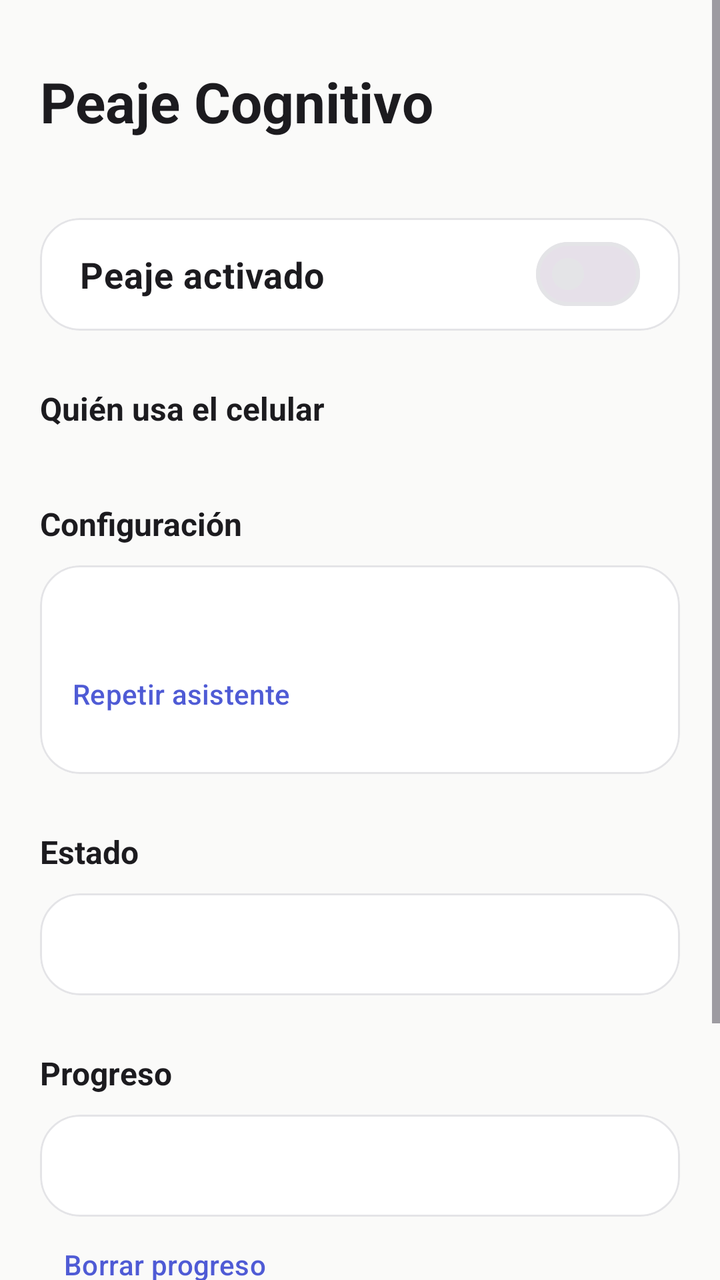
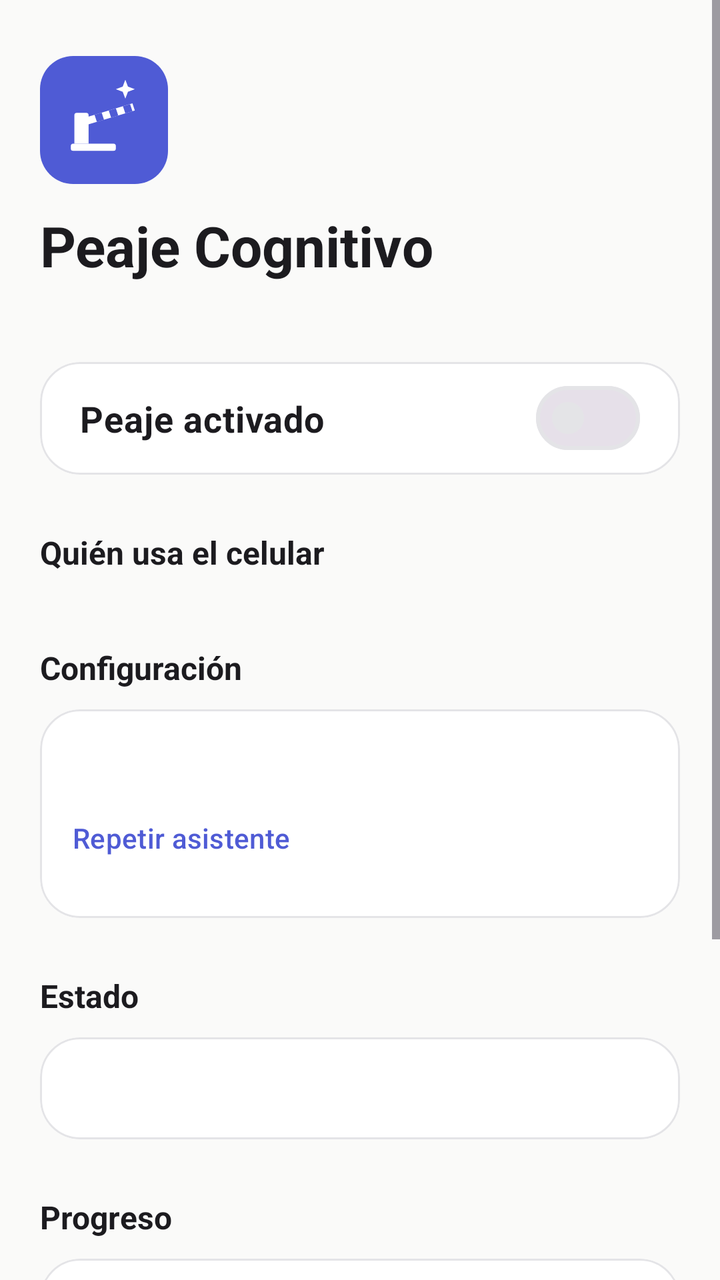

Screens rendered from an Android XML layout before and after an edit, with the pre-edit source and the edit as a unified diff.
<!-- AndroidManifest.xml: application theme Theme.PeajeCognitivo -->
<!-- res/layout/activity_main.xml -->
<?xml version="1.0" encoding="utf-8"?>
<ScrollView xmlns:android="http://schemas.android.com/apk/res/android"
    xmlns:app="http://schemas.android.com/apk/res-auto"
    android:layout_width="match_parent"
    android:layout_height="match_parent"
    android:background="@color/background"
    android:fillViewport="true">

    <LinearLayout
        android:layout_width="match_parent"
        android:layout_height="wrap_content"
        android:orientation="vertical"
        android:padding="20dp">

        
        <TextView
            android:layout_width="wrap_content"
            android:layout_height="wrap_content"
            android:layout_marginTop="12dp"
            android:text="Peaje Cognitivo"
            android:textColor="@color/text_primary"
            android:textSize="28sp"
            android:textStyle="bold" />

        <TextView
            android:id="@+id/tvVersion"
            android:layout_width="wrap_content"
            android:layout_height="wrap_content"
            android:layout_marginTop="2dp"
            android:layout_marginBottom="20dp"
            android:textColor="@color/text_hint"
            android:textSize="13sp" />

        
        <com.google.android.material.card.MaterialCardView
            style="?attr/materialCardViewOutlinedStyle"
            android:layout_width="match_parent"
            android:layout_height="wrap_content"
            app:cardBackgroundColor="@color/surface"
            app:cardCornerRadius="20dp"
            app:cardElevation="0dp"
            app:strokeColor="@color/outline"
            app:strokeWidth="1dp">

            <com.google.android.material.materialswitch.MaterialSwitch
                android:id="@+id/swActivo"
                android:layout_width="match_parent"
                android:layout_height="wrap_content"
                android:paddingHorizontal="20dp"
                android:paddingVertical="16dp"
                android:text="Peaje activado"
                android:textColor="@color/text_primary"
                android:textSize="18sp"
                android:textStyle="bold" />
        </com.google.android.material.card.MaterialCardView>

        
        <TextView
            style="@style/Text.Section"
            android:layout_width="wrap_content"
            android:layout_height="wrap_content"
            android:layout_marginTop="28dp"
            android:text="Quién usa el celular" />

        <com.google.android.material.chip.ChipGroup
            android:id="@+id/cgNinos"
            android:layout_width="match_parent"
            android:layout_height="wrap_content"
            android:layout_marginTop="8dp"
            app:selectionRequired="true"
            app:singleSelection="true" />

        
        <TextView
            style="@style/Text.Section"
            android:layout_width="wrap_content"
            android:layout_height="wrap_content"
            android:layout_marginTop="28dp"
            android:text="Configuración" />

        <com.google.android.material.card.MaterialCardView
            style="?attr/materialCardViewOutlinedStyle"
            android:layout_width="match_parent"
            android:layout_height="wrap_content"
            android:layout_marginTop="10dp"
            app:cardBackgroundColor="@color/surface"
            app:cardCornerRadius="20dp"
            app:cardElevation="0dp"
            app:strokeColor="@color/outline"
            app:strokeWidth="1dp">

            <LinearLayout
                android:layout_width="match_parent"
                android:layout_height="wrap_content"
                android:orientation="vertical"
                android:padding="16dp">

                <TextView
                    android:id="@+id/tvResumen"
                    android:layout_width="match_parent"
                    android:layout_height="wrap_content"
                    android:lineSpacingMultiplier="1.3"
                    android:textColor="@color/text_primary"
                    android:textSize="15sp" />

                <com.google.android.material.button.MaterialButton
                    android:id="@+id/btnAsistente"
                    style="@style/Widget.Material3.Button.TextButton"
                    android:layout_width="wrap_content"
                    android:layout_height="wrap_content"
                    android:layout_marginStart="-12dp"
                    android:layout_marginTop="4dp"
                    android:text="Repetir asistente" />
            </LinearLayout>
        </com.google.android.material.card.MaterialCardView>

        
        <TextView
            style="@style/Text.Section"
            android:layout_width="wrap_content"
            android:layout_height="wrap_content"
            android:layout_marginTop="28dp"
            android:text="Estado" />

        <com.google.android.material.card.MaterialCardView
            style="?attr/materialCardViewOutlinedStyle"
            android:layout_width="match_parent"
            android:layout_height="wrap_content"
            android:layout_marginTop="10dp"
            app:cardBackgroundColor="@color/surface"
            app:cardCornerRadius="20dp"
            app:cardElevation="0dp"
            app:strokeColor="@color/outline"
            app:strokeWidth="1dp">

            <TextView
                android:id="@+id/tvEstado"
                android:layout_width="match_parent"
                android:layout_height="wrap_content"
                android:lineSpacingMultiplier="1.25"
                android:padding="16dp"
                android:textColor="@color/text_secondary"
                android:textSize="14sp" />
        </com.google.android.material.card.MaterialCardView>

        
        <TextView
            style="@style/Text.Section"
            android:layout_width="wrap_content"
            android:layout_height="wrap_content"
            android:layout_marginTop="28dp"
            android:text="Progreso" />

        <com.google.android.material.card.MaterialCardView
            style="?attr/materialCardViewOutlinedStyle"
            android:layout_width="match_parent"
            android:layout_height="wrap_content"
            android:layout_marginTop="10dp"
            app:cardBackgroundColor="@color/surface"
            app:cardCornerRadius="20dp"
            app:cardElevation="0dp"
            app:strokeColor="@color/outline"
            app:strokeWidth="1dp">

            <TextView
                android:id="@+id/tvHistorial"
                android:layout_width="match_parent"
                android:layout_height="wrap_content"
                android:lineSpacingMultiplier="1.25"
                android:padding="16dp"
                android:textColor="@color/text_secondary"
                android:textSize="14sp" />
        </com.google.android.material.card.MaterialCardView>

        <com.google.android.material.button.MaterialButton
            android:id="@+id/btnBorrarHistorial"
            style="@style/Widget.Material3.Button.TextButton"
            android:layout_width="wrap_content"
            android:layout_height="wrap_content"
            android:text="Borrar progreso" />

        <com.google.android.material.button.MaterialButton
            android:id="@+id/btnTestOverlay"
            style="@style/Widget.Material3.Button.TonalButton"
            android:layout_width="match_parent"
            android:layout_height="wrap_content"
            android:layout_marginTop="16dp"
            android:minHeight="52dp"
            android:text="Probar ahora" />

        <com.google.android.material.button.MaterialButton
            android:id="@+id/btnMasAjustes"
            style="@style/Widget.Material3.Button.TextButton"
            android:layout_width="match_parent"
            android:layout_height="wrap_content"
            android:layout_marginTop="8dp"
            android:text="Más ajustes" />

        <LinearLayout
            android:id="@+id/llAvanzado"
            android:layout_width="match_parent"
            android:layout_height="wrap_content"
            android:orientation="vertical"
            android:visibility="gone">

        
        <TextView
            style="@style/Text.Section"
            android:layout_width="wrap_content"
            android:layout_height="wrap_content"
            android:layout_marginTop="28dp"
            android:text="Permisos" />

        <com.google.android.material.button.MaterialButton
            android:id="@+id/btnEnableOverlay"
            style="@style/Widget.Material3.Button.OutlinedButton"
            android:layout_width="match_parent"
            android:layout_height="wrap_content"
            android:layout_marginTop="10dp"
            android:minHeight="52dp"
            android:text="Dibujar sobre otras apps" />

        <com.google.android.material.button.MaterialButton
            android:id="@+id/btnUsoPermiso"
            style="@style/Widget.Material3.Button.OutlinedButton"
            android:layout_width="match_parent"
            android:layout_height="wrap_content"
            android:layout_marginTop="8dp"
            android:minHeight="52dp"
            android:text="Acceso a datos de uso" />

        
        <TextView
            style="@style/Text.Section"
            android:layout_width="wrap_content"
            android:layout_height="wrap_content"
            android:layout_marginTop="28dp"
            android:text="Apps vigiladas" />

        <com.google.android.material.chip.ChipGroup
            android:layout_width="match_parent"
            android:layout_height="wrap_content"
            android:layout_marginTop="8dp">

            <com.google.android.material.chip.Chip
                android:id="@+id/chAppYoutube"
                android:layout_width="wrap_content"
                android:layout_height="wrap_content"
                android:checkable="true"
                android:text="YouTube" />

            <com.google.android.material.chip.Chip
                android:id="@+id/chAppYoutubeKids"
                android:layout_width="wrap_content"
                android:layout_height="wrap_content"
                android:checkable="true"
                android:text="YouTube Kids" />

            <com.google.android.material.chip.Chip
                android:id="@+id/chAppTiktok"
                android:layout_width="wrap_content"
                android:layout_height="wrap_content"
                android:checkable="true"
                android:text="TikTok" />

            <com.google.android.material.chip.Chip
                android:id="@+id/chAppInstagram"
                android:layout_width="wrap_content"
                android:layout_height="wrap_content"
                android:checkable="true"
                android:text="Instagram" />
        </com.google.android.material.chip.ChipGroup>

        <TextView
            style="@style/Text.Caption"
            android:layout_width="wrap_content"
            android:layout_height="wrap_content"
            android:layout_marginTop="2dp"
            android:text="El ejercicio aparece sobre las apps marcadas." />

        
        <TextView
            style="@style/Text.Section"
            android:layout_width="wrap_content"
            android:layout_height="wrap_content"
            android:layout_marginTop="28dp"
            android:text="Tiempo entre ejercicios" />

        <LinearLayout
            android:layout_width="match_parent"
            android:layout_height="wrap_content"
            android:layout_marginTop="10dp"
            android:orientation="horizontal">

            <com.google.android.material.textfield.TextInputLayout
                style="?attr/textInputOutlinedStyle"
                android:layout_width="0dp"
                android:layout_height="wrap_content"
                android:layout_weight="1"
                android:hint="Min"
                app:boxCornerRadiusBottomEnd="16dp"
                app:boxCornerRadiusBottomStart="16dp"
                app:boxCornerRadiusTopEnd="16dp"
                app:boxCornerRadiusTopStart="16dp">

                <com.google.android.material.textfield.TextInputEditText
                    android:id="@+id/etMinutes"
                    android:layout_width="match_parent"
                    android:layout_height="wrap_content"
                    android:importantForAutofill="no"
                    android:inputType="number"
                    android:maxLength="3" />
            </com.google.android.material.textfield.TextInputLayout>

            <com.google.android.material.textfield.TextInputLayout
                style="?attr/textInputOutlinedStyle"
                android:layout_width="0dp"
                android:layout_height="wrap_content"
                android:layout_marginStart="8dp"
                android:layout_weight="1"
                android:hint="Seg"
                app:boxCornerRadiusBottomEnd="16dp"
                app:boxCornerRadiusBottomStart="16dp"
                app:boxCornerRadiusTopEnd="16dp"
                app:boxCornerRadiusTopStart="16dp">

                <com.google.android.material.textfield.TextInputEditText
                    android:id="@+id/etSeconds"
                    android:layout_width="match_parent"
                    android:layout_height="wrap_content"
                    android:importantForAutofill="no"
                    android:inputType="number"
                    android:maxLength="2" />
            </com.google.android.material.textfield.TextInputLayout>

            <com.google.android.material.textfield.TextInputLayout
                style="?attr/textInputOutlinedStyle"
                android:layout_width="0dp"
                android:layout_height="wrap_content"
                android:layout_marginStart="8dp"
                android:layout_weight="1.4"
                android:hint="Seguidos"
                app:boxCornerRadiusBottomEnd="16dp"
                app:boxCornerRadiusBottomStart="16dp"
                app:boxCornerRadiusTopEnd="16dp"
                app:boxCornerRadiusTopStart="16dp">

                <com.google.android.material.textfield.TextInputEditText
                    android:id="@+id/etSerie"
                    android:layout_width="match_parent"
                    android:layout_height="wrap_content"
                    android:importantForAutofill="no"
                    android:inputType="number"
                    android:maxLength="2" />
            </com.google.android.material.textfield.TextInputLayout>
        </LinearLayout>

        <com.google.android.material.button.MaterialButton
            android:id="@+id/btnSaveInterval"
            android:layout_width="match_parent"
            android:layout_height="wrap_content"
            android:layout_marginTop="4dp"
            android:minHeight="52dp"
            android:text="Guardar" />

        <TextView
            android:id="@+id/tvIntervalCurrent"
            style="@style/Text.Caption"
            android:layout_width="wrap_content"
            android:layout_height="wrap_content"
            android:layout_marginTop="8dp" />

        <com.google.android.material.materialswitch.MaterialSwitch
            android:id="@+id/swSoloReproduciendo"
            android:layout_width="match_parent"
            android:layout_height="wrap_content"
            android:layout_marginTop="8dp"
            android:text="Contar solo mientras suena audio"
            android:textColor="@color/text_primary"
            android:textSize="15sp" />

        
        <TextView
            style="@style/Text.Section"
            android:layout_width="wrap_content"
            android:layout_height="wrap_content"
            android:layout_marginTop="28dp"
            android:text="Tipos de ejercicio" />

        <com.google.android.material.chip.ChipGroup
            android:layout_width="match_parent"
            android:layout_height="wrap_content"
            android:layout_marginTop="8dp">

            <com.google.android.material.chip.Chip
                android:id="@+id/cbSuma"
                android:layout_width="wrap_content"
                android:layout_height="wrap_content"
                android:checkable="true"
                android:text="Sumas" />

            <com.google.android.material.chip.Chip
                android:id="@+id/cbResta"
                android:layout_width="wrap_content"
                android:layout_height="wrap_content"
                android:checkable="true"
                android:text="Restas" />

            <com.google.android.material.chip.Chip
                android:id="@+id/cbContar"
                android:layout_width="wrap_content"
                android:layout_height="wrap_content"
                android:checkable="true"
                android:text="Contar" />
        </com.google.android.material.chip.ChipGroup>

        
        <com.google.android.material.chip.ChipGroup
            android:id="@+id/cgModulos"
            android:layout_width="match_parent"
            android:layout_height="wrap_content" />

        <TextView
            style="@style/Text.Caption"
            android:layout_width="wrap_content"
            android:layout_height="wrap_content"
            android:layout_marginTop="4dp"
            android:text="Si elegís varios, salen mezclados." />

        
        <TextView
            style="@style/Text.Section"
            android:layout_width="wrap_content"
            android:layout_height="wrap_content"
            android:layout_marginTop="28dp"
            android:text="Dificultad" />

        <com.google.android.material.chip.ChipGroup
            android:id="@+id/cgNivel"
            android:layout_width="match_parent"
            android:layout_height="wrap_content"
            android:layout_marginTop="8dp"
            app:selectionRequired="true"
            app:singleSelection="true">

            <com.google.android.material.chip.Chip
                android:id="@+id/chNivel1"
                android:layout_width="wrap_content"
                android:layout_height="wrap_content"
                android:checkable="true"
                android:text="Fácil" />

            <com.google.android.material.chip.Chip
                android:id="@+id/chNivel2"
                android:layout_width="wrap_content"
                android:layout_height="wrap_content"
                android:checkable="true"
                android:text="Medio" />

            <com.google.android.material.chip.Chip
                android:id="@+id/chNivel3"
                android:layout_width="wrap_content"
                android:layout_height="wrap_content"
                android:checkable="true"
                android:text="Difícil" />
        </com.google.android.material.chip.ChipGroup>

        
        <com.google.android.material.chip.Chip
            android:id="@+id/cbVoz"
            android:layout_width="wrap_content"
            android:layout_height="wrap_content"
            android:layout_marginTop="12dp"
            android:checkable="true"
            android:text="Leer en voz alta" />

        <com.google.android.material.button.MaterialButton
            android:id="@+id/btnQuitarNino"
            style="@style/Widget.Material3.Button.TextButton"
            android:layout_width="wrap_content"
            android:layout_height="wrap_content"
            android:layout_marginTop="16dp"
            android:text="Quitar este niño" />

        
        <com.google.android.material.button.MaterialButton
            android:id="@+id/btnPin"
            style="@style/Widget.Material3.Button.OutlinedButton"
            android:layout_width="match_parent"
            android:layout_height="wrap_content"
            android:layout_marginTop="24dp"
            android:minHeight="52dp"
            android:text="Cambiar PIN de padres" />

        <com.google.android.material.button.MaterialButton
            android:id="@+id/btnModulos"
            style="@style/Widget.Material3.Button.OutlinedButton"
            android:layout_width="match_parent"
            android:layout_height="wrap_content"
            android:layout_marginTop="8dp"
            android:minHeight="52dp"
            android:text="Importar módulos" />

        <com.google.android.material.button.MaterialButton
            android:id="@+id/btnVerRegistro"
            style="@style/Widget.Material3.Button.TextButton"
            android:layout_width="wrap_content"
            android:layout_height="wrap_content"
            android:text="Ver registro (diagnóstico)" />

        <TextView
            style="@style/Text.Caption"
            android:layout_width="match_parent"
            android:layout_height="wrap_content"
            android:layout_marginTop="20dp"
            android:layout_marginBottom="16dp"
            android:lineSpacingMultiplier="1.3"
            android:text="1. Dar los dos permisos\n2. Elegir tiempo y tipos de ejercicio\n3. Abrir YouTube: el ejercicio aparece pasado el tiempo elegido" />

        </LinearLayout>

    </LinearLayout>
</ScrollView>
<!-- resources referenced by this layout -->
<resources>
  <color name="background">#FFFAFAF9</color>
  <color name="outline">#FFE4E4E7</color>
  <color name="surface">#FFFFFFFF</color>
  <color name="text_hint">#FF9A9AA5</color>
  <color name="text_primary">#FF1C1B1F</color>
  <color name="text_secondary">#FF6B6B76</color>
  <style name="Text.Caption" parent="">
          <item name="android:textColor">@color/text_secondary</item>
          <item name="android:textSize">13sp</item>
      </style>
  <style name="Text.Section" parent="">
          <item name="android:textColor">@color/text_primary</item>
          <item name="android:textSize">16sp</item>
          <item name="android:textStyle">bold</item>
      </style>
  <color name="accent">#FF4F5BD5</color>
  <color name="white">#FFFFFFFF</color>
  <color name="accent_container">#FFE6E8FA</color>
  <color name="accent_on_container">#FF2A2F73</color>
  <style name="Widget.Peaje.Chip" parent="Widget.Material3.Chip.Filter">
          <item name="shapeAppearanceOverlay">@style/ShapeAppearance.Peaje.Pill</item>
          <item name="chipMinHeight">40dp</item>
          <item name="chipStrokeColor">@color/outline</item>
          <item name="closeIcon">@drawable/ic_close</item>
      </style>
  <style name="ShapeAppearance.Peaje.Pill" parent="">
          <item name="cornerFamily">rounded</item>
          <item name="cornerSize">50%</item>
      </style>
  <!-- drawable ic_close (drawable) -->
  <vector xmlns:android="http://schemas.android.com/apk/res/android"
      android:width="18dp"
      android:height="18dp"
      android:viewportWidth="24"
      android:viewportHeight="24">
      <path
          android:fillColor="#FF6B6B76"
          android:pathData="M19,6.41L17.59,5 12,10.59 6.41,5 5,6.41 10.59,12 5,17.59 6.41,19 12,13.41 17.59,19 19,17.59 13.41,12z" />
  </vector>
  <!-- unchanged entries left out for length: 1 -->
</resources>

<!-- the commit's change to res/layout/activity_main.xml (unified diff, before → after) -->
@@ -13,6 +13,13 @@
         android:padding="20dp">
 
         
+        <ImageView
+            android:layout_width="64dp"
+            android:layout_height="64dp"
+            android:layout_marginTop="8dp"
+            android:contentDescription="Logo de Peaje Cognitivo"
+            android:src="@drawable/ic_logo" />
+
         <TextView
             android:layout_width="wrap_content"
             android:layout_height="wrap_content"
@@ -220,6 +227,14 @@
             android:minHeight="52dp"
             android:text="Dibujar sobre otras apps" />
 
+        <TextView
+            style="@style/Text.Caption"
+            android:layout_width="match_parent"
+            android:layout_height="wrap_content"
+            android:layout_marginTop="8dp"
+            android:lineSpacingMultiplier="1.25"
+            android:text="Si Android dice &quot;A la app se le negó el acceso&quot;: como se instaló desde un archivo, el permiso se habilita en otro lado. Ajustes → Aplicaciones → Peaje Cognitivo → ⋮ (arriba a la derecha) → Permitir configuración restringida. Después volvé a tocar el permiso." />
+
         <com.google.android.material.button.MaterialButton
             android:id="@+id/btnUsoPermiso"
             style="@style/Widget.Material3.Button.OutlinedButton"
<!-- resource entries referenced after the edit -->
@@ -6,6 +6,17 @@
   <color name="text_hint">#FF9A9AA5</color>
   <color name="text_primary">#FF1C1B1F</color>
   <color name="text_secondary">#FF6B6B76</color>
+  <!-- drawable ic_logo (drawable) -->
+  <?xml version="1.0" encoding="utf-8"?>
+  <layer-list xmlns:android="http://schemas.android.com/apk/res/android">
+      <item>
+          <shape android:shape="rectangle">
+              <solid android:color="#4F5BD5" />
+              <corners android:radius="28dp" />
+          </shape>
+      </item>
+      <item android:drawable="@drawable/ic_launcher_foreground" />
+  </layer-list>
   <style name="Text.Caption" parent="">
           <item name="android:textColor">@color/text_secondary</item>
           <item name="android:textSize">13sp</item>
@@ -15,6 +26,39 @@
           <item name="android:textSize">16sp</item>
           <item name="android:textStyle">bold</item>
       </style>
+  <!-- drawable ic_launcher_foreground (drawable) -->
+  <?xml version="1.0" encoding="utf-8"?>
+  <vector xmlns:android="http://schemas.android.com/apk/res/android"
+      android:width="108dp"
+      android:height="108dp"
+      android:viewportWidth="108"
+      android:viewportHeight="108">
+      
+      <path
+          android:fillColor="#FFFFFF"
+          android:pathData="M28,74 h34 a2,2 0 0 1 2,2 v2 a2,2 0 0 1 -2,2 h-34 a2,2 0 0 1 -2,-2 v-2 a2,2 0 0 1 2,-2 z" />
+      <path
+          android:fillColor="#FFFFFF"
+          android:pathData="M31,48 h8 a2,2 0 0 1 2,2 v24 h-12 v-24 a2,2 0 0 1 2,-2 z" />
+      
+      <path
+          android:fillColor="#FFFFFF"
+          android:pathData="M38,52 L78,40 L80,46 L40,58 z" />
+      
+      <path
+          android:fillColor="#4F5BD5"
+          android:pathData="M46,49.6 L52,47.8 L54,53.8 L48,55.6 z" />
+      <path
+          android:fillColor="#4F5BD5"
+          android:pathData="M58,46 L64,44.2 L66,50.2 L60,52 z" />
+      <path
+          android:fillColor="#4F5BD5"
+          android:pathData="M70,42.4 L76,40.6 L78,46.6 L72,48.4 z" />
+      
+      <path
+          android:fillColor="#FFFFFF"
+          android:pathData="M72,20 L74.2,25.8 L80,28 L74.2,30.2 L72,36 L69.8,30.2 L64,28 L69.8,25.8 z" />
+  </vector>
   <color name="accent">#FF4F5BD5</color>
   <color name="white">#FFFFFFFF</color>
   <color name="accent_container">#FFE6E8FA</color>
